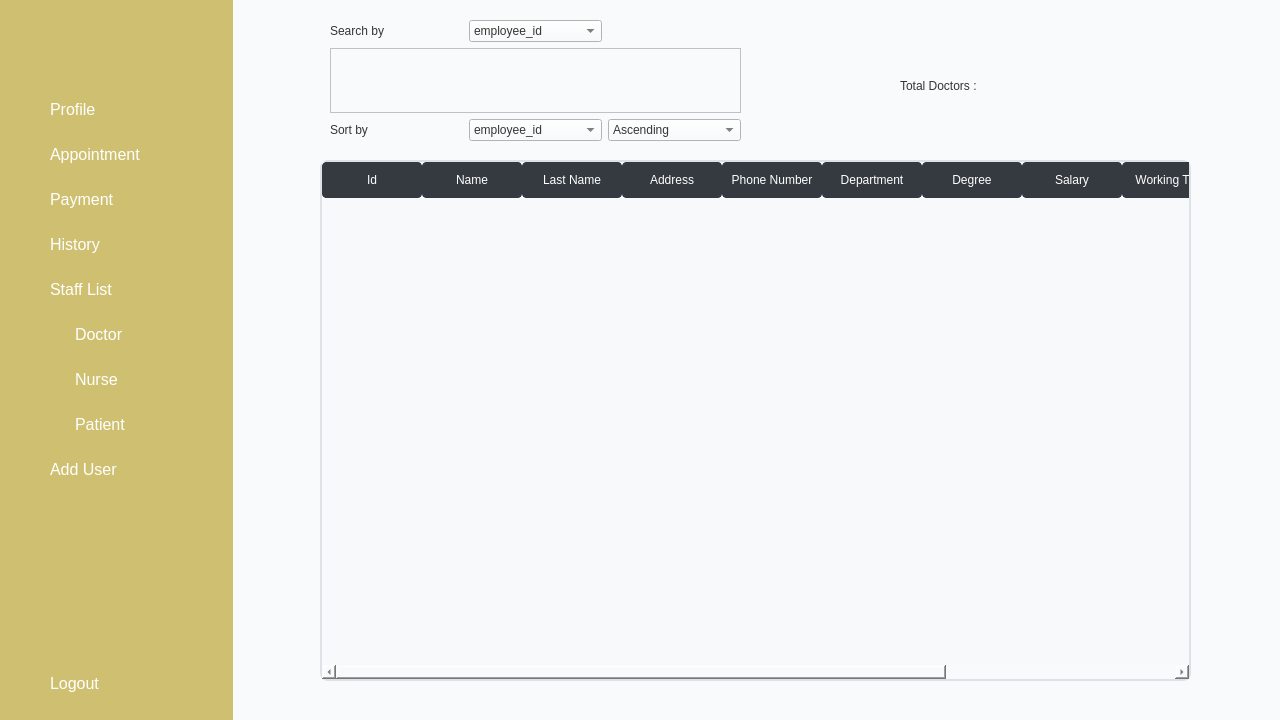
RoronoaZoro321/Healthcare-Management-System, file src/gui/ui/MainWindowAdmin.ui: the form before one commit.
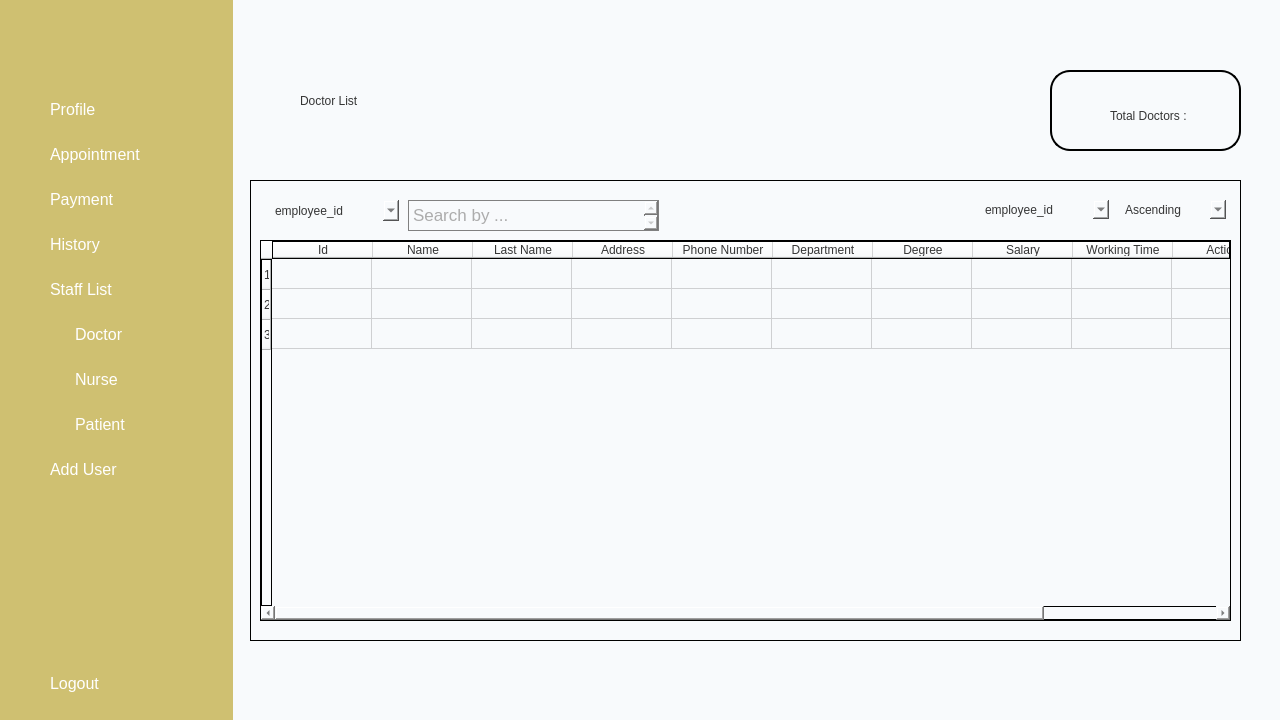
The form after the commit. The open tabs and pages were chosen to show the change. Icons and pictures are not drawn.

Commit message: staff list ui

The edit to the form file:
```diff
--- a/src/gui/ui/MainWindowAdmin.ui
+++ b/src/gui/ui/MainWindowAdmin.ui
@@ -62,6 +62,18 @@
 </string>
             </property>
             <layout class="QVBoxLayout" name="verticalLayout">
+             <item alignment="Qt::AlignHCenter">
+              <widget class="QLabel" name="label_5">
+               <property name="styleSheet">
+                <string notr="true">font: 28px;
+border: None;
+</string>
+               </property>
+               <property name="text">
+                <string>PROFILE</string>
+               </property>
+              </widget>
+             </item>
              <item>
               <widget class="QLabel" name="profile_label">
                <property name="styleSheet">
@@ -128,144 +140,39 @@
            <height>721</height>
           </rect>
          </property>
-         <widget class="QTableWidget" name="tableWidget">
+         <widget class="QWidget" name="widget_15" native="true">
           <property name="geometry">
            <rect>
-            <x>100</x>
-            <y>170</y>
-            <width>871</width>
-            <height>521</height>
+            <x>30</x>
+            <y>190</y>
+            <width>991</width>
+            <height>461</height>
            </rect>
           </property>
           <property name="styleSheet">
-           <string notr="true">            QTableWidget {
-                background-color: #f8f9fa;
-                border: 2px solid #dee2e6;
-                border-radius: 8px;
-                selection-background-color: #007bff;
-            }
-
-            QTableWidget::item {
-                color: #495057;
-                border-bottom: 1px solid #dee2e6;
-            }
-
-            QTableWidget::item:selected {
-                background-color: #007bff;
-                color: #ffffff;
-            }
-
-            QTableWidget::item:hover {
-                background-color: #e0e0e0;
-            }
-
-            QHeaderView::section {
-                background-color: #343a40;
-                color: #ffffff;
-                border: 1px solid #343a40;
-                border-radius: 4px;
-                padding: 8px;
-            }
-
-            QHeaderView::section:hover {
-                background-color: #495057;
-            }</string>
+           <string notr="true">border: 1px solid black;</string>
           </property>
-          <column>
-           <property name="text">
-            <string>Id</string>
-           </property>
-          </column>
-          <column>
-           <property name="text">
-            <string>Name</string>
-           </property>
-          </column>
-          <column>
-           <property name="text">
-            <string>Last Name</string>
-           </property>
-          </column>
-          <column>
-           <property name="text">
-            <string>Address</string>
-           </property>
-          </column>
-          <column>
-           <property name="text">
-            <string>Phone Number</string>
-           </property>
-          </column>
-          <column>
-           <property name="text">
-            <string>Department</string>
-           </property>
-          </column>
-          <column>
-           <property name="text">
-            <string>Degree</string>
-           </property>
-          </column>
-          <column>
-           <property name="text">
-            <string>Salary</string>
-           </property>
-          </column>
-          <column>
-           <property name="text">
-            <string>Working Time</string>
-           </property>
-          </column>
-          <column>
-           <property name="text">
-            <string>Action</string>
-           </property>
-          </column>
-          <column>
-           <property name="text">
-            <string>Edit</string>
-           </property>
-          </column>
-         </widget>
-         <widget class="QLabel" name="label_2">
-          <property name="geometry">
-           <rect>
-            <x>680</x>
-            <y>80</y>
-            <width>181</width>
-            <height>31</height>
-           </rect>
-          </property>
-          <property name="text">
-           <string>Total Doctors : </string>
-          </property>
-         </widget>
          <widget class="QWidget" name="widget_5" native="true">
           <property name="geometry">
            <rect>
-            <x>110</x>
-            <y>30</y>
+             <x>10</x>
+             <y>10</y>
             <width>411</width>
-            <height>121</height>
-           </rect>
-          </property>
-          <layout class="QGridLayout" name="gridLayout_3">
-           <item row="2" column="0">
-            <widget class="QLabel" name="label_6">
-             <property name="text">
-              <string>Sort by</string>
-             </property>
-            </widget>
-           </item>
-           <item row="0" column="0">
-            <widget class="QLabel" name="label_5">
-             <property name="text">
-              <string>Search by </string>
-             </property>
-            </widget>
-           </item>
-           <item row="0" column="1">
+             <height>51</height>
+            </rect>
+           </property>
+           <property name="styleSheet">
+            <string notr="true">border: None;</string>
+           </property>
             <widget class="QComboBox" name="comboBox">
+            <property name="geometry">
+             <rect>
+              <x>10</x>
+              <y>10</y>
+              <width>129</width>
+              <height>21</height>
+             </rect>
+            </property>
              <item>
               <property name="text">
                <string>employee_id</string>
@@ -312,23 +219,19 @@
               </property>
              </item>
             </widget>
-           </item>
-           <item row="2" column="2">
-            <widget class="QComboBox" name="comboBox_3">
-             <item>
-              <property name="text">
-               <string>Ascending</string>
-              </property>
-             </item>
-             <item>
-              <property name="text">
-               <string>Descending</string>
-              </property>
-             </item>
-            </widget>
-           </item>
-           <item row="1" column="0" colspan="3">
             <widget class="QTextEdit" name="textEdit">
+            <property name="geometry">
+             <rect>
+              <x>148</x>
+              <y>10</y>
+              <width>251</width>
+              <height>31</height>
+             </rect>
+            </property>
+            <property name="styleSheet">
+             <string notr="true">color: #ACACAC;
+border: 1px solid grey;</string>
+            </property>
              <property name="html">
               <string>&lt;!DOCTYPE HTML PUBLIC &quot;-//W3C//DTD HTML 4.0//EN&quot; &quot;http://www.w3.org/TR/REC-html40/strict.dtd&quot;&gt;
 &lt;html&gt;&lt;head&gt;&lt;meta name=&quot;qrichtext&quot; content=&quot;1&quot; /&gt;&lt;meta charset=&quot;utf-8&quot; /&gt;&lt;style type=&quot;text/css&quot;&gt;
@@ -337,12 +240,103 @@
 li.unchecked::marker { content: &quot;\2610&quot;; }
 li.checked::marker { content: &quot;\2612&quot;; }
 &lt;/style&gt;&lt;/head&gt;&lt;body style=&quot; font-family:'Osaka'; font-size:13pt; font-weight:400; font-style:normal;&quot;&gt;
+&lt;p style=&quot; margin-top:0px; margin-bottom:0px; margin-left:0px; margin-right:0px; -qt-block-indent:0; text-indent:0px;&quot;&gt;Search by ...&lt;/p&gt;
 &lt;p style=&quot;-qt-paragraph-type:empty; margin-top:0px; margin-bottom:0px; margin-left:0px; margin-right:0px; -qt-block-indent:0; text-indent:0px;&quot;&gt;&lt;br /&gt;&lt;/p&gt;&lt;/body&gt;&lt;/html&gt;</string>
              </property>
             </widget>
-           </item>
-           <item row="2" column="1">
+          </widget>
+          <widget class="QTableWidget" name="tableWidget">
+           <property name="geometry">
+            <rect>
+             <x>10</x>
+             <y>60</y>
+             <width>971</width>
+             <height>381</height>
+            </rect>
+           </property>
+           <property name="styleSheet">
+            <string notr="true">border: 1px solid black;</string>
+           </property>
+           <row/>
+           <row/>
+           <row/>
+           <column>
+            <property name="text">
+             <string>Id</string>
+            </property>
+           </column>
+           <column>
+            <property name="text">
+             <string>Name</string>
+            </property>
+           </column>
+           <column>
+            <property name="text">
+             <string>Last Name</string>
+            </property>
+           </column>
+           <column>
+            <property name="text">
+             <string>Address</string>
+            </property>
+           </column>
+           <column>
+            <property name="text">
+             <string>Phone Number</string>
+            </property>
+           </column>
+           <column>
+            <property name="text">
+             <string>Department</string>
+            </property>
+           </column>
+           <column>
+            <property name="text">
+             <string>Degree</string>
+            </property>
+           </column>
+           <column>
+            <property name="text">
+             <string>Salary</string>
+            </property>
+           </column>
+           <column>
+            <property name="text">
+             <string>Working Time</string>
+            </property>
+           </column>
+           <column>
+            <property name="text">
+             <string>Action</string>
+            </property>
+           </column>
+           <column>
+            <property name="text">
+             <string>Edit</string>
+            </property>
+           </column>
+          </widget>
+          <widget class="QWidget" name="widget_16" native="true">
+           <property name="geometry">
+            <rect>
+             <x>720</x>
+             <y>20</y>
+             <width>261</width>
+             <height>31</height>
+            </rect>
+           </property>
+           <property name="styleSheet">
+            <string notr="true">border: None;</string>
+           </property>
             <widget class="QComboBox" name="comboBox_2">
+            <property name="geometry">
+             <rect>
+              <x>10</x>
+              <y>0</y>
+              <width>129</width>
+              <height>19</height>
+             </rect>
+            </property>
              <item>
               <property name="text">
                <string>employee_id</string>
@@ -389,8 +383,97 @@
               </property>
              </item>
             </widget>
-           </item>
-          </layout>
+           <widget class="QComboBox" name="comboBox_3">
+            <property name="geometry">
+             <rect>
+              <x>150</x>
+              <y>0</y>
+              <width>106</width>
+              <height>19</height>
+             </rect>
+            </property>
+            <item>
+             <property name="text">
+              <string>Ascending</string>
+             </property>
+            </item>
+            <item>
+             <property name="text">
+              <string>Descending</string>
+             </property>
+            </item>
+           </widget>
+          </widget>
+         </widget>
+         <widget class="QWidget" name="widget_17" native="true">
+          <property name="geometry">
+           <rect>
+            <x>830</x>
+            <y>80</y>
+            <width>191</width>
+            <height>81</height>
+           </rect>
+          </property>
+          <property name="styleSheet">
+           <string notr="true">border: 2px solid black;
+border-radius: 20px</string>
+          </property>
+          <widget class="QLabel" name="label_13">
+           <property name="geometry">
+            <rect>
+             <x>10</x>
+             <y>20</y>
+             <width>41</width>
+             <height>41</height>
+            </rect>
+           </property>
+           <property name="styleSheet">
+            <string notr="true">border: None;</string>
+           </property>
+           <property name="text">
+            <string/>
+           </property>
+           <property name="pixmap">
+            <pixmap resource="resource.qrc">:/icon/image/doctor (1).png</pixmap>
+           </property>
+           <property name="scaledContents">
+            <bool>true</bool>
+           </property>
+          </widget>
+          <widget class="QLabel" name="label_2">
+           <property name="geometry">
+            <rect>
+             <x>60</x>
+             <y>30</y>
+             <width>121</width>
+             <height>31</height>
+            </rect>
+           </property>
+           <property name="styleSheet">
+            <string notr="true">border: None;
+font: 700 13pt &quot;Arial&quot;;
+</string>
+           </property>
+           <property name="text">
+            <string>Total Doctors : </string>
+           </property>
+          </widget>
+         </widget>
+         <widget class="QLabel" name="label_14">
+          <property name="geometry">
+           <rect>
+            <x>80</x>
+            <y>90</y>
+            <width>131</width>
+            <height>41</height>
+           </rect>
+          </property>
+          <property name="styleSheet">
+           <string notr="true">font: 700 20pt &quot;Geneva&quot;;</string>
+          </property>
+          <property name="text">
+           <string>Doctor List </string>
+          </property>
          </widget>
         </widget>
        </widget>
```
Left out of the diff: 735 changed lines with no effect on the pictures. Lines whose indentation alone changed are shown as unchanged. The commit also changes 9 other files.
